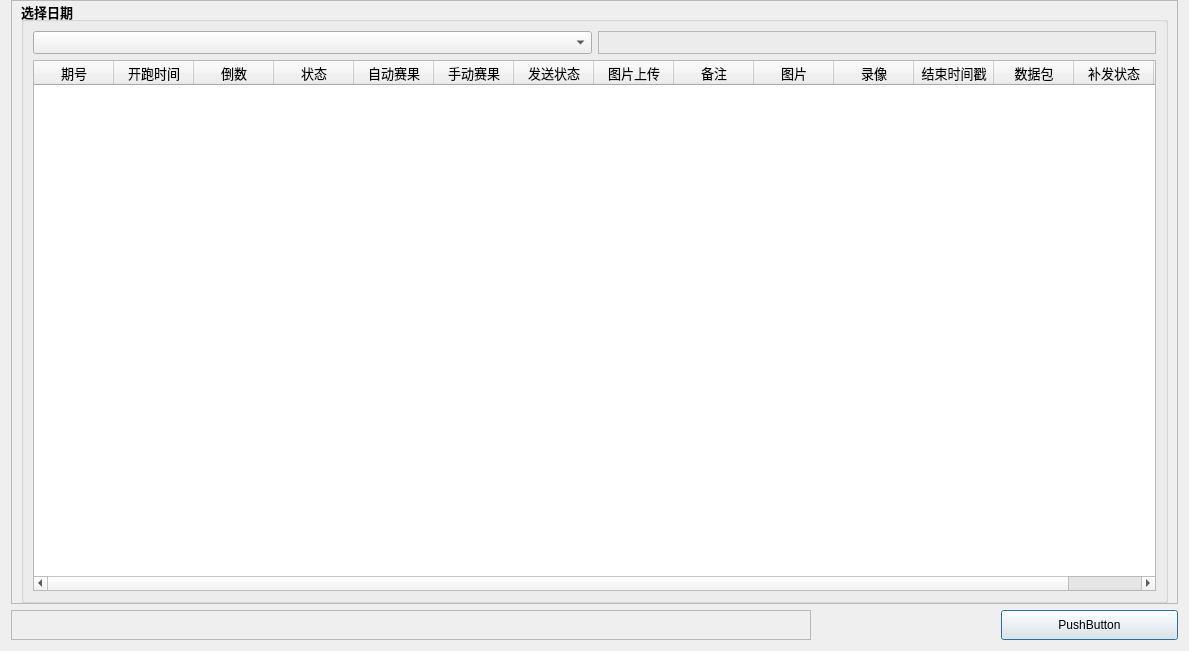
Old version of the form kaj789_Ui.ui in the repository zzw168/MainCtl.
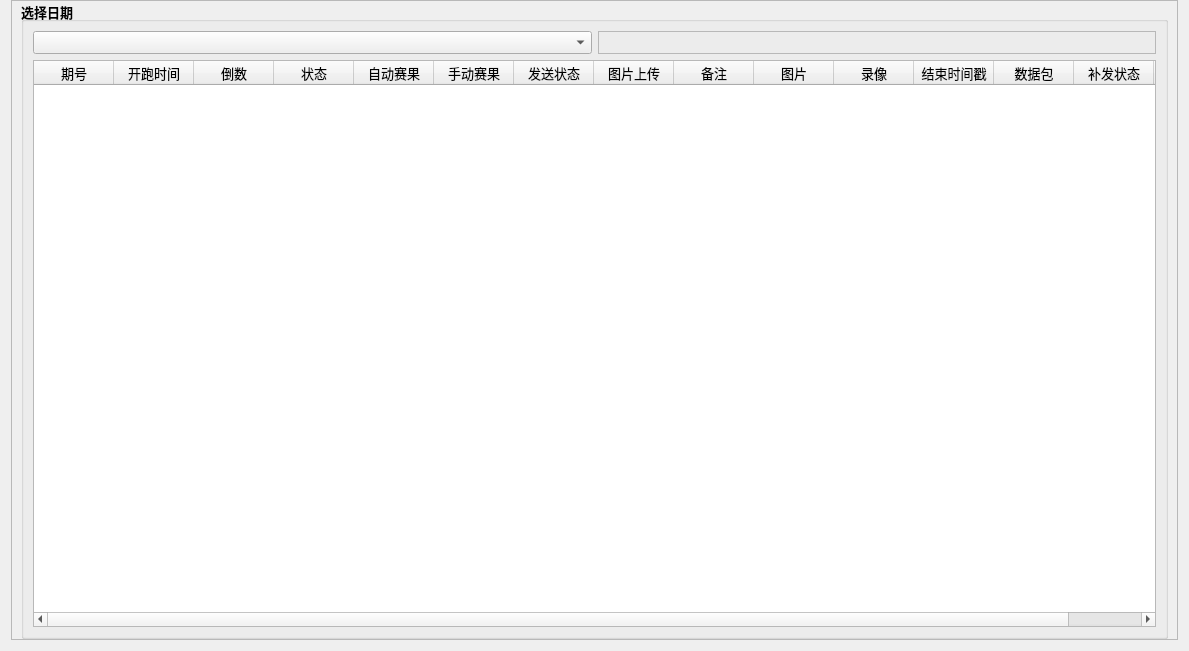
New version of the form.

Patch:
```diff
--- a/kaj789_Ui.ui
+++ b/kaj789_Ui.ui
@@ -196,35 +196,6 @@
      </layout>
     </widget>
    </item>
-   <item row="1" column="0">
-    <widget class="QFrame" name="frame_3">
-     <property name="minimumSize">
-      <size>
-       <width>800</width>
-       <height>30</height>
-      </size>
-     </property>
-     <property name="frameShape">
-      <enum>QFrame::Shape::StyledPanel</enum>
-     </property>
-     <property name="frameShadow">
-      <enum>QFrame::Shadow::Raised</enum>
-     </property>
-    </widget>
-   </item>
-   <item row="1" column="2">
-    <widget class="QPushButton" name="pushButton">
-     <property name="minimumSize">
-      <size>
-       <width>0</width>
-       <height>30</height>
-      </size>
-     </property>
-     <property name="text">
-      <string>PushButton</string>
-     </property>
-    </widget>
-   </item>
   </layout>
  </widget>
  <resources/>
```
